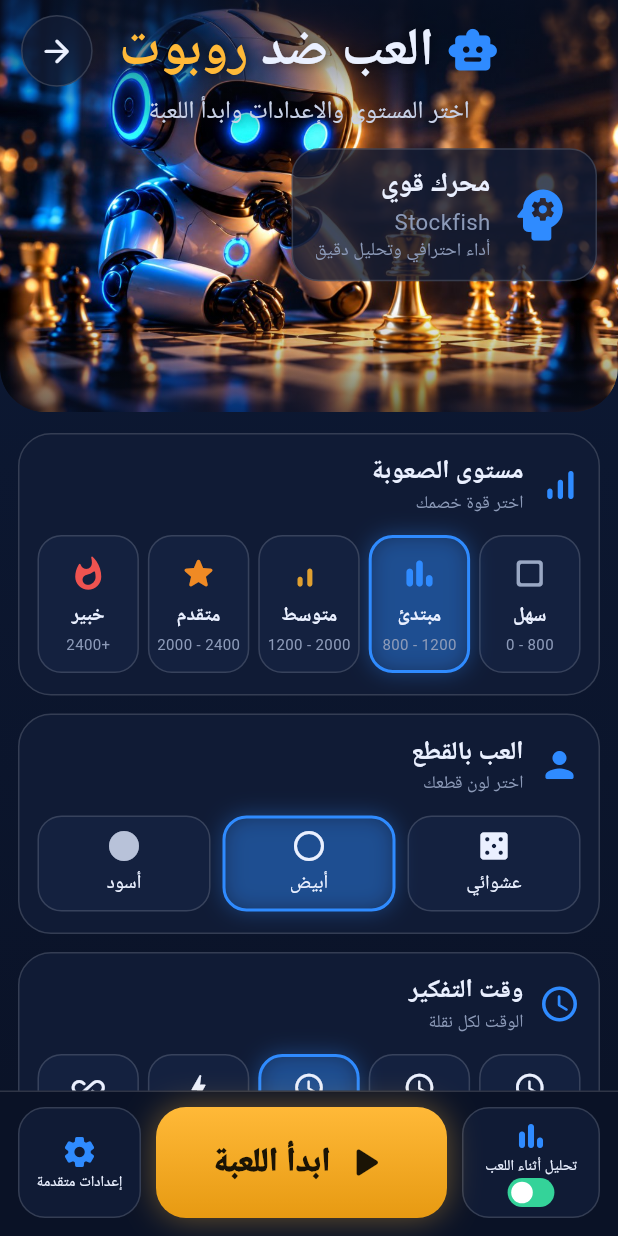
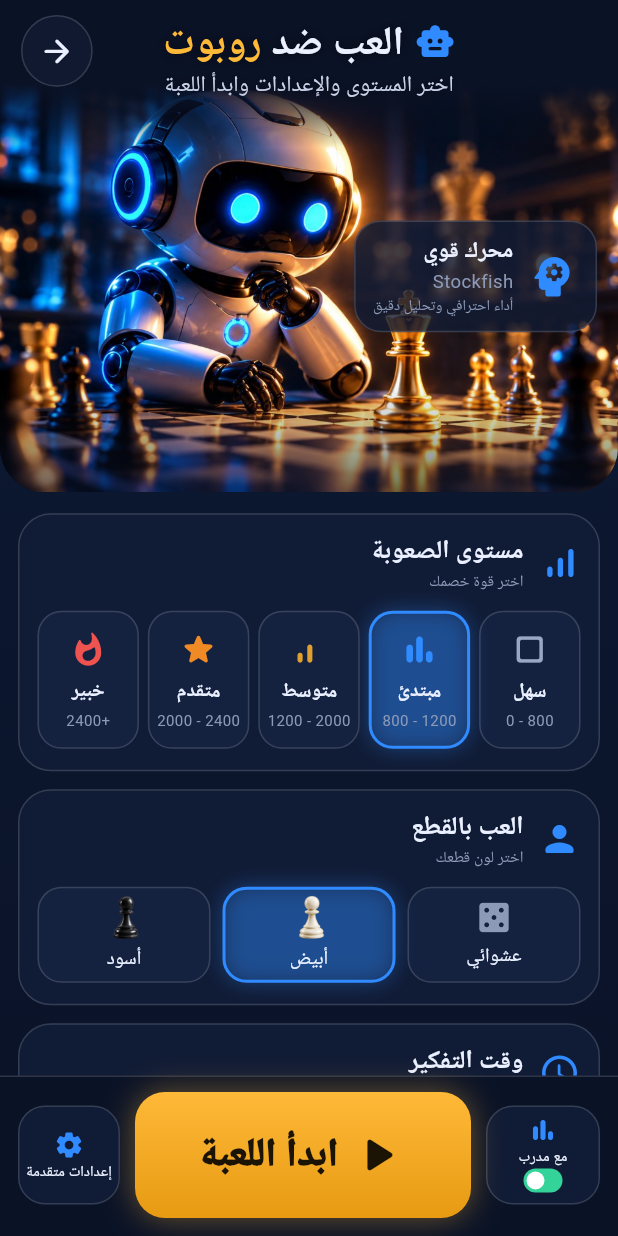
Before and after one commit to nazarslah0/Chess1, a Flutter app: the BotPlayScreen screen opened directly, on a phone screen of 412 x 824 dp. Run offline on Flutter 3.47's test engine with Material 3 defaults, Android fonts, the phone set to English and light mode, and no system bars; our stand-ins replace audioplayers, shared_preferences; missing offline and left inert: chess, lc0; accounts and stored records are empty.

Commit message:
Add files via upload

```diff
--- a/lib/bot_setup_view.dart
+++ b/lib/bot_setup_view.dart
@@ -194,7 +194,8 @@ class _HeroHeader extends StatelessWidget {
     return LayoutBuilder(
       builder: (context, c) {
         final w = c.maxWidth;
-        final h = w / 1.5;
+        final imgTop = w * 0.13;
+        final h = w / 1.5 + imgTop;
 
         return ClipRRect(
           borderRadius: const BorderRadius.vertical(
@@ -206,7 +207,14 @@ class _HeroHeader extends StatelessWidget {
             child: Stack(
               fit: StackFit.expand,
               children: [
-                Image.asset(
+                const ColoredBox(color: BotPalette.bg),
+                // الصورة تحت العنوان.
+                Positioned(
+                  top: imgTop,
+                  left: 0,
+                  right: 0,
+                  bottom: 0,
+                  child: Image.asset(
                     'assets/robot/robot_hero.jpg',
                     fit: BoxFit.cover,
                     alignment: const Alignment(-0.45, 0),
@@ -221,15 +229,17 @@ class _HeroHeader extends StatelessWidget {
                       ),
                     ),
                   ),
+                ),
                 // تعتيم خفيف أعلى الصورة لوضوح العنوان وأسفلها للدمج.
                 const DecoratedBox(
                   decoration: BoxDecoration(
                     gradient: LinearGradient(
                       begin: Alignment.topCenter,
                       end: Alignment.bottomCenter,
-                      stops: [0.0, 0.32, 0.75, 1.0],
+                      stops: [0.0, 0.17, 0.30, 0.78, 1.0],
                       colors: [
-                        Color(0xB30A1226),
+                        Color(0xFF0A1226),
+                        Color(0xFF0A1226),
                         Color(0x000A1226),
                         Color(0x000A1226),
                         Color(0x990A1226),
@@ -251,13 +261,13 @@ class _HeroHeader extends StatelessWidget {
                           Icon(
                             Icons.smart_toy_rounded,
                             color: BotPalette.blue,
-                            size: w * 0.085,
+                            size: w * 0.065,
                           ),
-                          SizedBox(width: w * 0.02),
+                          SizedBox(width: w * 0.018),
                           RichText(
                             text: TextSpan(
                               style: TextStyle(
-                                fontSize: w * 0.085,
+                                fontSize: w * 0.065,
                                 fontWeight: FontWeight.w800,
                                 color: BotPalette.text,
                                 shadows: const [
@@ -278,12 +288,12 @@ class _HeroHeader extends StatelessWidget {
                           ),
                         ],
                       ),
-                      SizedBox(height: w * 0.012),
+                      SizedBox(height: w * 0.002),
                       Text(
                         'اختر المستوى والإعدادات وابدأ اللعبة',
                         style: TextStyle(
                           color: const Color(0xFFC9D2E8),
-                          fontSize: w * 0.04,
+                          fontSize: w * 0.036,
                           shadows: const [
                             Shadow(
                               color: Color(0xAA000000),
@@ -320,12 +330,12 @@ class _HeroHeader extends StatelessWidget {
                 ),
                 // فقاعة «محرك قوي / Stockfish».
                 Positioned(
-                  top: h * 0.36,
+                  top: imgTop + (h - imgTop) * 0.34,
                   right: 14,
                   child: Container(
                     padding: EdgeInsets.symmetric(
-                      horizontal: w * 0.035,
-                      vertical: w * 0.025,
+                      horizontal: w * 0.028,
+                      vertical: w * 0.02,
                     ),
                     decoration: BoxDecoration(
                       color: const Color(0xCC111B33),
@@ -338,9 +348,9 @@ class _HeroHeader extends StatelessWidget {
                         Icon(
                           Icons.psychology_rounded,
                           color: BotPalette.blue,
-                          size: w * 0.11,
+                          size: w * 0.085,
                         ),
-                        SizedBox(width: w * 0.025),
+                        SizedBox(width: w * 0.02),
                         Column(
                           crossAxisAlignment: CrossAxisAlignment.start,
                           mainAxisSize: MainAxisSize.min,
@@ -349,7 +359,7 @@ class _HeroHeader extends StatelessWidget {
                               'محرك قوي',
                               style: TextStyle(
                                 color: BotPalette.text,
-                                fontSize: w * 0.045,
+                                fontSize: w * 0.037,
                                 fontWeight: FontWeight.w800,
                               ),
                             ),
@@ -357,14 +367,14 @@ class _HeroHeader extends StatelessWidget {
                               'Stockfish',
                               style: TextStyle(
                                 color: BotPalette.muted,
-                                fontSize: w * 0.036,
+                                fontSize: w * 0.03,
                               ),
                             ),
                             Text(
                               'أداء احترافي وتحليل دقيق',
                               style: TextStyle(
                                 color: BotPalette.muted,
-                                fontSize: w * 0.03,
+                                fontSize: w * 0.024,
                               ),
                             ),
                           ],
@@ -431,7 +441,7 @@ class _SectionCard extends StatelessWidget {
                       subtitle,
                       style: const TextStyle(
                         color: BotPalette.muted,
-                        fontSize: 12,
+                        fontSize: 10.5,
                       ),
                     ),
                   ],
@@ -569,10 +579,10 @@ class _ColorRow extends StatelessWidget {
   @override
   Widget build(BuildContext context) {
     // الترتيب كما في التصميم (من اليمين): عشوائي، أبيض، أسود.
-    const items = <(String, String, IconData)>[
-      ('r', 'عشوائي', Icons.casino_rounded),
-      ('w', 'أبيض', Icons.circle_outlined),
-      ('b', 'أسود', Icons.circle),
+    const items = <(String, String, String?)>[
+      ('r', 'عشوائي', null),
+      ('w', 'أبيض', 'assets/robot/pawn_white.png'),
+      ('b', 'أسود', 'assets/robot/pawn_black.png'),
     ];
 
     return Row(
@@ -587,12 +597,21 @@ class _ColorRow extends StatelessWidget {
               child: Column(
                 mainAxisAlignment: MainAxisAlignment.center,
                 children: [
-                  Icon(
-                    items[i].$3,
-                    color: items[i].$1 == 'b'
-                        ? const Color(0xFFB8C2D9)
-                        : BotPalette.text,
+                  items[i].$3 == null
+                      ? const Icon(
+                          Icons.casino_rounded,
+                          color: BotPalette.muted,
+                          size: 26,
+                        )
+                      : Image.asset(
+                          items[i].$3!,
+                          height: 30,
+                          fit: BoxFit.contain,
+                          errorBuilder: (_, _, _) => const Icon(
+                            Icons.circle,
                             size: 24,
+                            color: BotPalette.text,
+                          ),
                         ),
                   const SizedBox(height: 4),
                   Text(
@@ -833,12 +852,13 @@ class _BottomBar extends StatelessWidget {
         child: ConstrainedBox(
           constraints: const BoxConstraints(maxWidth: 520),
           child: SizedBox(
-            height: 74,
+            height: 84,
             child: Row(
               children: [
                 // «تحليل أثناء اللعب» = التدريب الذكي أثناء المباراة.
                 SizedBox(
-                  width: 92,
+                  width: 76,
+                  height: 66,
                   child: ListenableBuilder(
                     listenable: AppSettings.instance,
                     builder: (context, _) {
@@ -848,7 +868,7 @@ class _BottomBar extends StatelessWidget {
                         onTap: () =>
                             AppSettings.instance.setSmartTraining(!on),
                         icon: Icons.bar_chart_rounded,
-                        label: 'تحليل أثناء اللعب',
+                        label: 'مع مدرب',
                         trailing: Switch(
                           value: on,
                           onChanged: AppSettings.instance.setSmartTraining,
@@ -913,14 +933,14 @@ class _BottomBar extends StatelessWidget {
                                     Icon(
                                       Icons.play_arrow_rounded,
                                       color: Color(0xFF1B1405),
-                                      size: 34,
+                                      size: 40,
                                     ),
                                     SizedBox(width: 6),
                                     Text(
                                       'ابدأ اللعبة',
                                       style: TextStyle(
                                         color: Color(0xFF1B1405),
-                                        fontSize: 22,
+                                        fontSize: 26,
                                         fontWeight: FontWeight.w900,
                                       ),
                                     ),
@@ -933,7 +953,8 @@ class _BottomBar extends StatelessWidget {
                 ),
                 const SizedBox(width: 10),
                 SizedBox(
-                  width: 82,
+                  width: 68,
+                  height: 66,
                   child: _MiniTile(
                     onTap: onAdvanced,
                     icon: Icons.settings_rounded,
@@ -967,7 +988,7 @@ class _MiniTile extends StatelessWidget {
     return GestureDetector(
       onTap: onTap,
       child: Container(
-        padding: const EdgeInsets.symmetric(horizontal: 4, vertical: 6),
+        padding: const EdgeInsets.symmetric(horizontal: 4, vertical: 4),
         decoration: BoxDecoration(
           color: BotPalette.card,
           borderRadius: BorderRadius.circular(18),
@@ -976,7 +997,7 @@ class _MiniTile extends StatelessWidget {
         child: Column(
           mainAxisAlignment: MainAxisAlignment.center,
           children: [
-            Icon(icon, color: BotPalette.blue, size: 24),
+            Icon(icon, color: BotPalette.blue, size: 20),
             const SizedBox(height: 2),
             Text(
               label,
@@ -990,7 +1011,7 @@ class _MiniTile extends StatelessWidget {
             ),
             if (trailing != null)
               SizedBox(
-                height: 24,
+                height: 20,
                 child: FittedBox(child: trailing),
               ),
           ],
```
Lines whose indentation alone changed are shown as unchanged.
